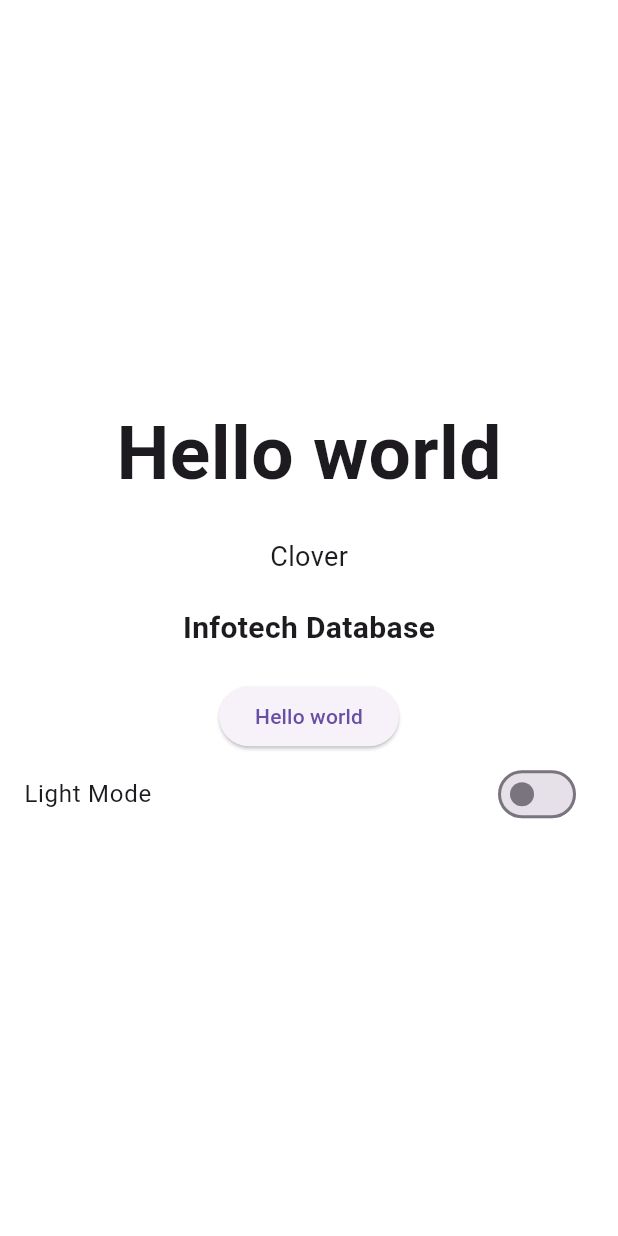
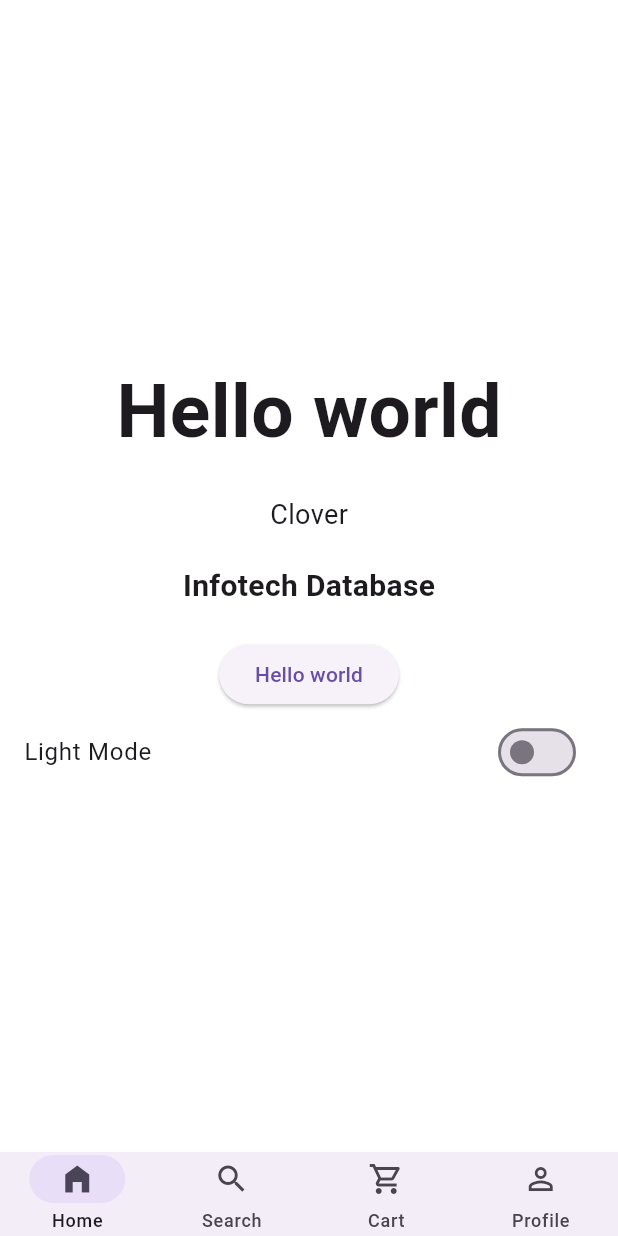
Before and after one commit to Pcode13/shopsmart_user_flutter, a Flutter app: the screen it shows after launch, on a phone screen of 412 x 824 dp. Run offline on Flutter 3.47's test engine with Material 3 defaults, Android fonts, the phone set to English and light mode, and no system bars; our stand-ins replace shared_preferences.

Commit message:
Create the bottom navigation bar with active state

```diff
--- a/lib/main.dart
+++ b/lib/main.dart
@@ -2,6 +2,7 @@
 import 'package:provider/provider.dart';
 import 'package:shopsmart_user/consts/theme_data.dart';
 import 'package:shopsmart_user/providers/theme_provider.dart';
+import 'package:shopsmart_user/root_screen.dart';
 import 'package:shopsmart_user/screens/home_screen.dart';
 
 void main() {
@@ -30,7 +31,7 @@
               isDarkTheme: themeProvider.getIsDarkTheme,
               context: context,
             ),
-            home: const HomeScreen(),
+            home: RootScreen(),
           );
         },
       ),
--- /dev/null
+++ b/lib/root_screen.dart
@@ -0,0 +1,74 @@
+import 'package:flutter/material.dart';
+import 'package:shopsmart_user/screens/cart_screen.dart';
+import 'package:shopsmart_user/screens/home_screen.dart';
+import 'package:shopsmart_user/screens/profile_screen.dart';
+import 'package:shopsmart_user/screens/search_screen.dart';
+
+class RootScreen extends StatefulWidget {
+  const RootScreen({Key? key}) : super(key: key);
+
+  @override
+  _RootScreenState createState() => _RootScreenState();
+}
+
+class _RootScreenState extends State<RootScreen> {
+  late List<Widget> screens;
+  int currentScreen = 0;
+  late PageController controller;
+
+  @override
+  void initState() {
+    super.initState();
+    screens = const [
+      HomeScreen(),
+      SearchScreen(),
+      CartScreen(),
+      ProfileScreen(),
+    ];
+    controller = PageController(initialPage: currentScreen);
+  }
+
+  @override
+  Widget build(BuildContext context) {
+    return Scaffold(
+      body:PageView(
+        physics: const NeverScrollableScrollPhysics(),
+        controller: controller,
+        children: screens,
+      ),
+      bottomNavigationBar: NavigationBar(
+        selectedIndex: currentScreen,
+        elevation: 10,
+        height: kBottomNavigationBarHeight,
+        onDestinationSelected: (index) {
+          setState(() {
+            currentScreen = index;
+          });
+          controller.jumpToPage(currentScreen);
+        },
+        destinations: const [
+          NavigationDestination(
+            selectedIcon: Icon(Icons.home_filled),
+            icon: Icon(Icons.home_outlined),
+            label: "Home",
+          ),
+          NavigationDestination(
+            selectedIcon: Icon(Icons.search),
+            icon: Icon(Icons.search_outlined),
+            label: "Search",
+          ),
+          NavigationDestination(
+            selectedIcon: Icon(Icons.shopping_cart),
+            icon: Icon(Icons.shopping_cart_outlined),
+            label: "Cart",
+          ),
+          NavigationDestination(
+            selectedIcon: Icon(Icons.person),
+            icon: Icon(Icons.person_outline),
+            label: "Profile",
+          ),
+        ],
+      ),
+    );
+  }
+}
--- a/pubspec.yaml
+++ b/pubspec.yaml
@@ -16,6 +16,7 @@
   cupertino_icons: ^1.0.8
   shared_preferences: ^2.5.3
   provider: ^6.1.4
+  flutter_iconly: ^1.0.2
 
 dev_dependencies:
   flutter_test:
```
Also changed, not shown: lib/screens/cart_screen.dart (added, +15 -0 lines), lib/screens/profile_screen.dart (added, +11 -0 lines), lib/screens/search_screen.dart (added, +13 -0 lines), pubspec.lock.
